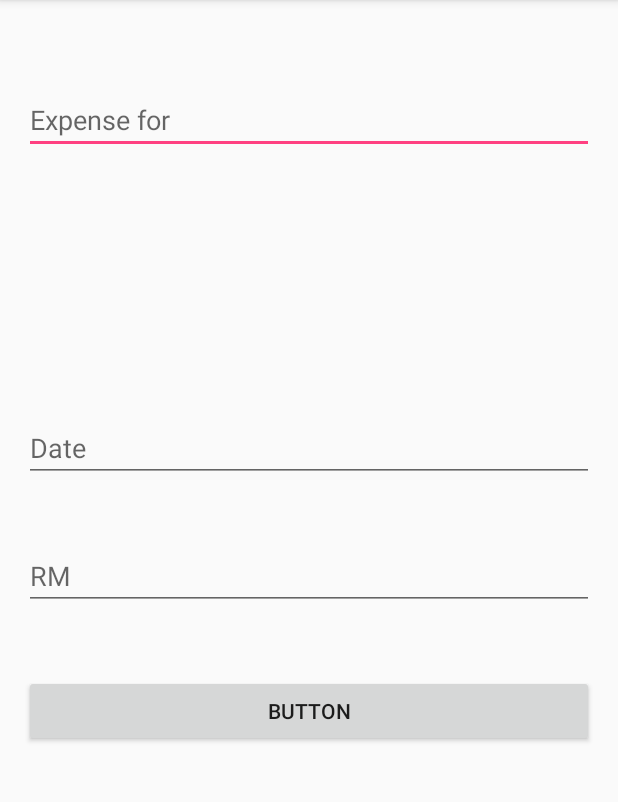
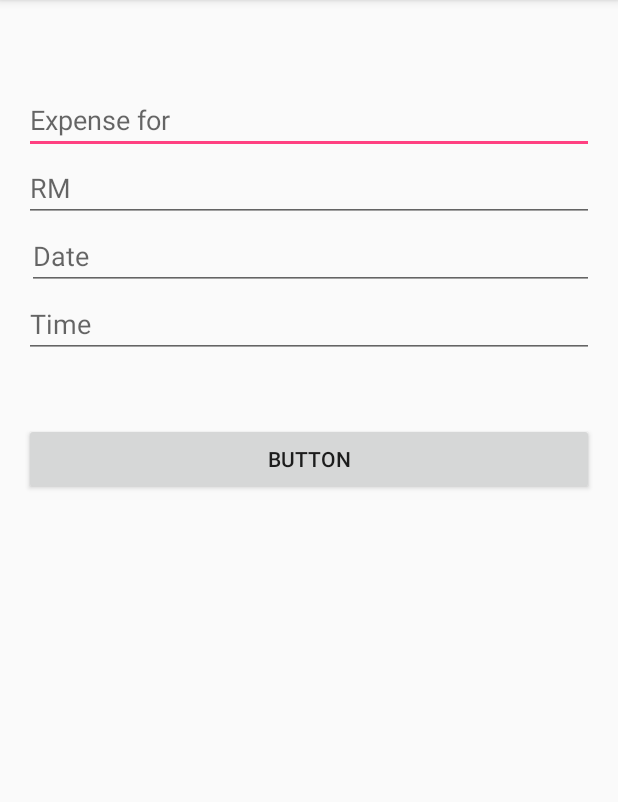
Before and after one commit to zarifulradzuan/mobile-lab4, an Android app: the screen it shows after launch (ExpensesMainActivity), on a phone screen of 412 x 824 dp, the part 84-886 px from its top. Run offline under Robolectric (Android 15) with nearby library versions, the phone set to English and light mode, and no system bars; our stand-ins replace Volley; network calls fail.

Commit message:
Implemented lab 5

```diff
--- a/app/src/main/AndroidManifest.xml
+++ b/app/src/main/AndroidManifest.xml
@@ -1,7 +1,7 @@
 <?xml version="1.0" encoding="utf-8"?>
 <manifest xmlns:android="http://schemas.android.com/apk/res/android"
     package="com.bitp3453.mydailyexpenses">
-
+    <uses-permission android:name="android.permission.INTERNET"/>
     <application
         android:allowBackup="true"
         android:icon="@mipmap/ic_launcher"
--- a/app/src/main/java/com/bitp3453/mydailyexpenses/ActivityExpList.java
+++ b/app/src/main/java/com/bitp3453/mydailyexpenses/ActivityExpList.java
@@ -11,7 +11,6 @@ import android.widget.TextView;
 import java.util.ArrayList;
 
 import model.ExpensesDBModel;
-import sqliteexpense.CustomAdapterExpList;
 import sqliteexpense.ExpenseDB;
 
 public class ActivityExpList extends AppCompatActivity {
@@ -24,7 +23,7 @@ public class ActivityExpList extends AppCompatActivity {
     @Override
     protected void onCreate(Bundle savedInstanceState) {
         super.onCreate(savedInstanceState);
-        setContentView(R.layout.activity_acitivity_exp_list);
+        setContentView(R.layout.activity_exp_list);
 
         recyclerViewExpList = (RecyclerView) findViewById(R.id.recyListExp);
 
@@ -55,12 +54,15 @@ public class ActivityExpList extends AppCompatActivity {
     @Override
     protected void onActivityResult(int requestCode, int resultCode, Intent data) {
         super.onActivityResult(requestCode, resultCode, data);
+        if(resultCode==RESULT_OK) {
             expenseDB.fnEditExpense(new ExpensesDBModel(
                     data.getStringExtra("name"),
                     Double.valueOf(data.getStringExtra("price")),
                     data.getStringExtra("date"),
+                    data.getStringExtra("time"),
                     data.getStringExtra("id")));
             customAdapterExpList.setItems(expenseDB.fnGetAllExpenses());
             customAdapterExpList.notifyDataSetChanged();
         }
     }
+}
--- a/app/src/main/java/com/bitp3453/mydailyexpenses/ExpensesMainActivity.java
+++ b/app/src/main/java/com/bitp3453/mydailyexpenses/ExpensesMainActivity.java
@@ -3,11 +3,26 @@ package com.bitp3453.mydailyexpenses;
 import android.content.Intent;
 import android.support.v7.app.AppCompatActivity;
 import android.os.Bundle;
+import android.util.Log;
 import android.view.Menu;
 import android.view.MenuItem;
 import android.view.View;
 import android.widget.EditText;
 import android.widget.Toast;
+
+import com.android.volley.AuthFailureError;
+import com.android.volley.Request;
+import com.android.volley.RequestQueue;
+import com.android.volley.Response;
+import com.android.volley.VolleyError;
+import com.android.volley.toolbox.StringRequest;
+import com.android.volley.toolbox.Volley;
+
+import org.json.JSONException;
+import org.json.JSONObject;
+
+import java.util.HashMap;
+import java.util.Map;
 
 import model.ExpensesDBModel;
 import sqliteexpense.ExpenseDB;
@@ -16,25 +31,56 @@ public class ExpensesMainActivity extends AppCompatActivity {
     EditText editExpPrice;
     EditText editExpName;
     EditText editExpDate;
+    EditText editExpTime;
+    String url = "http://192.168.43.72/webServiceJSON/globalWebService.php";
     @Override
     protected void onCreate(Bundle savedInstanceState) {
         super.onCreate(savedInstanceState);
         setContentView(R.layout.activity_expenses_main);
 
-        editExpName = (EditText) findViewById(R.id.editExpName);
-        editExpDate = (EditText) findViewById(R.id.editExpDate);
-        editExpPrice = (EditText) findViewById(R.id.editExpPrice);
+        editExpName = (EditText) findViewById(R.id.insertExpName);
+        editExpDate = (EditText) findViewById(R.id.insertExpDate);
+        editExpPrice = (EditText) findViewById(R.id.insertExpPrice);
+        editExpTime = (EditText) findViewById(R.id.insertExpTime);
 
+        RequestQueue requestQueue = Volley.newRequestQueue(this);
+        StringRequest stringRequest = new StringRequest(Request.Method.POST, url, new Response.Listener<String>() {
+            @Override
+            public void onResponse(String response) {
+                try {
+                    JSONObject jsonObject = new JSONObject(response);
+                    editExpDate.setText(jsonObject.getString("currDate"));
+                    editExpTime.setText(jsonObject.getString("currTime"));
+                } catch (JSONException e) {
+                    Toast.makeText(getApplicationContext(),"error reading json", Toast.LENGTH_SHORT).show();
+                }
+            }
+        }, new Response.ErrorListener() {
+            @Override
+            public void onErrorResponse(VolleyError error) {
+                Log.e("ErrorListener",error.getMessage());
+            }
+        })
+        {
+            @Override
+            protected Map<String, String> getParams()throws AuthFailureError {
+                Map<String,String> params = new HashMap<String,String>();
+                params.put("selectFn","fnGetDateTime");
+                return params;
+            }
+        };
+        requestQueue.add(stringRequest);
     }
 
     public void fnSave (View vw){
         ExpensesDBModel expensesDBModel = new ExpensesDBModel(
                 editExpName.getText().toString(),
                 Double.valueOf(String.format("%.2f",Double.valueOf(editExpPrice.getText().toString()))),
-                editExpDate.getText().toString());
+                editExpDate.getText().toString(),
+                editExpTime.getText().toString());
         ExpenseDB expenseDB = new ExpenseDB(getApplicationContext());
         expenseDB.fnInsertExpense(expensesDBModel);
-        Toast.makeText(getApplicationContext(), "Expenses Saved.", Toast.LENGTH_SHORT).show();
+        Toast.makeText(getApplicationContext(), "Expenses Saved."+editExpTime.getText().toString(), Toast.LENGTH_SHORT).show();
     }
 
     @Override
--- a/app/src/main/res/layout/activity_acitivity_exp_list.xml
+++ b/app/src/main/res/layout/activity_exp_list.xml
@@ -20,10 +20,10 @@
 
     <android.support.v7.widget.RecyclerView
         android:id="@+id/recyListExp"
-        android:layout_width="wrap_content"
-        android:layout_height="672dp"
+        android:layout_width="379dp"
+        android:layout_height="679dp"
         android:layout_below="@+id/totalExp"
         android:layout_alignParentStart="true"
-        android:layout_marginTop="15dp"
+        android:layout_marginTop="2dp"
         tools:listitem="@layout/list_expenses_recycler" />
 </RelativeLayout>
--- a/app/src/main/res/layout/activity_expenses_main.xml
+++ b/app/src/main/res/layout/activity_expenses_main.xml
@@ -4,51 +4,63 @@
     android:id="@+id/activity_expenses_main"
     android:layout_width="match_parent"
     android:layout_height="match_parent"
+    android:paddingLeft="@dimen/activity_horizontal_margin"
+    android:paddingTop="@dimen/activity_vertical_margin"
+    android:paddingRight="@dimen/activity_horizontal_margin"
     android:paddingBottom="@dimen/activity_vertical_margin"
-    android:paddingLeft="@dimen/activity_horizontal_margin"
-    android:paddingRight="@dimen/activity_horizontal_margin"
-    android:paddingTop="@dimen/activity_vertical_margin"
     tools:context="com.bitp3453.mydailyexpenses.ExpensesMainActivity">
 
+    <LinearLayout
+        android:layout_width="match_parent"
+        android:layout_height="match_parent"
+        android:layout_alignParentStart="true"
+        android:layout_alignParentTop="true"
+        android:layout_marginStart="0dp"
+        android:layout_marginTop="0dp"
+        android:orientation="vertical">
+
         <EditText
+            android:id="@+id/insertExpName"
             android:layout_width="match_parent"
             android:layout_height="wrap_content"
-        android:inputType="textPersonName"
+            android:layout_marginTop="41dp"
             android:ems="10"
-        android:layout_alignParentTop="true"
-        android:layout_centerHorizontal="true"
-        android:layout_marginTop="41dp"
-        android:id="@+id/editExpName"
-        android:hint="Expense for" />
+            android:hint="Expense for"
+            android:inputType="textPersonName" />
 
         <EditText
+            android:id="@+id/insertExpPrice"
             android:layout_width="match_parent"
             android:layout_height="wrap_content"
-        android:inputType="numberDecimal"
             android:ems="10"
-        android:id="@+id/editExpPrice"
             android:hint="RM"
-        android:layout_centerVertical="true"
-        android:layout_alignStart="@+id/editExpDate" />
+            android:inputType="numberDecimal" />
 
         <EditText
+            android:id="@+id/insertExpDate"
             android:layout_width="match_parent"
             android:layout_height="wrap_content"
-        android:inputType="date"
+            android:layout_marginStart="2dp"
             android:ems="10"
-        android:id="@+id/editExpDate"
             android:hint="Date"
-        android:layout_above="@+id/editExpPrice"
-        android:layout_alignStart="@+id/editExpName"
-        android:layout_marginBottom="40dp" />
+            android:inputType="date" />
+
+        <EditText
+            android:id="@+id/insertExpTime"
+            android:layout_width="match_parent"
+            android:layout_height="wrap_content"
+            android:ems="10"
+            android:hint="Time"
+            android:inputType="time" />
 
         <Button
-        android:text="Button"
+            android:id="@+id/btnSave"
             android:layout_width="match_parent"
             android:layout_height="wrap_content"
-        android:layout_below="@+id/editExpPrice"
-        android:layout_centerHorizontal="true"
             android:layout_marginTop="43dp"
             android:onClick="fnSave"
-        android:id="@+id/btnSave" />
+            android:text="Button" />
+
+    </LinearLayout>
+
 </RelativeLayout>
```
Also changed, not shown: app/build.gradle (+7 -6 lines), app/src/main/java/com/bitp3453/mydailyexpenses/ActivityExpEdit.java (+7 -9 lines), app/src/main/java/com/bitp3453/mydailyexpenses/CustomAdapterExpList.java (renamed from app/src/main/java/sqliteexpense/CustomAdapterExpList.java, +4 -8 lines), app/src/main/java/model/ExpensesDBModel.java (+9 -2 lines), app/src/main/java/sqliteexpense/ExpenseDB.java (+17 -7 lines), app/src/main/res/layout/activity_exp_edit.xml (+8 -0 lines), app/src/main/res/layout/list_expenses_recycler.xml (+17 -14 lines). Lines whose indentation alone changed are shown as unchanged.
